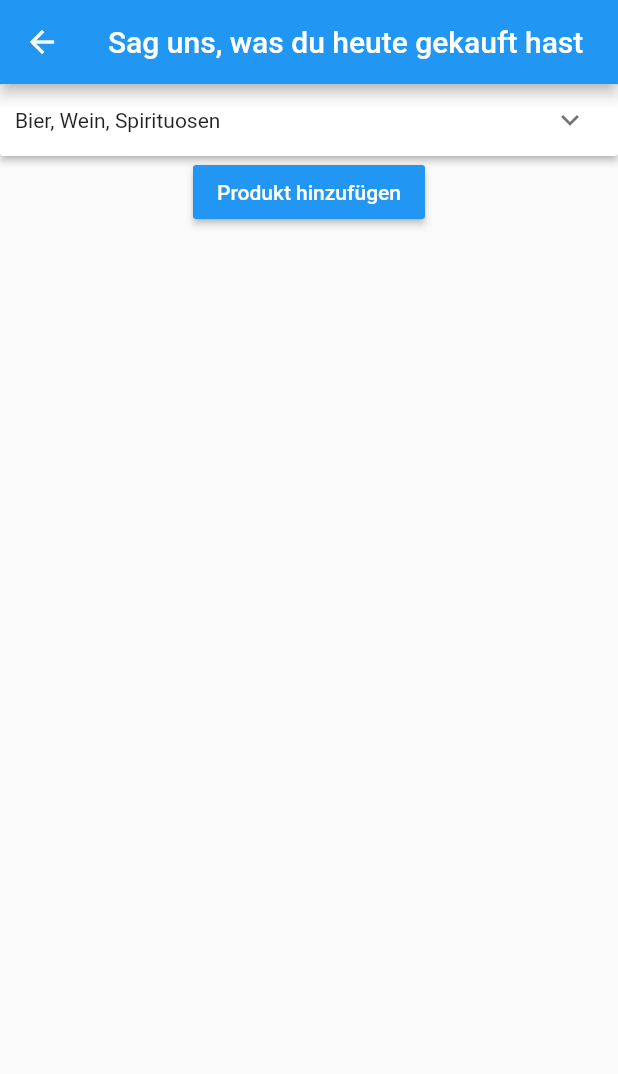
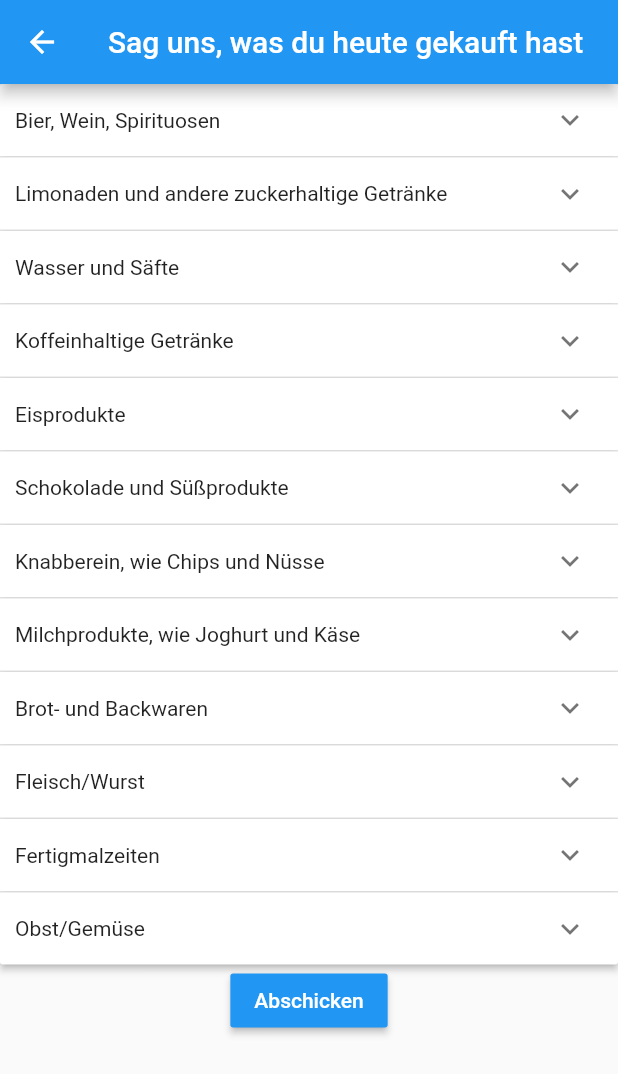
Before and after one commit to BoonRmaschine/geschmackssache, a Flutter app: the Products screen opened directly, on a phone screen of 412 x 824 dp. Shown: the top 1074 px of the screen. Run offline on Flutter 3.47's test engine with Material 2 defaults, Android fonts, the phone set to English and light mode, and no system bars.

Commit message:
Added first UI prototype

```diff
--- a/app/lib/ProductList.dart
+++ b/app/lib/ProductList.dart
@@ -19,22 +19,31 @@ List<String> categoryList = [
   "Obst/Gemüse",
 ];
 
+List<String> moodList = [
+  "nicht gekauft",
+  "glücklich",
+  "traurig",
+  "gestresst",
+  "allgemein gut",
+  "verliebt",
+  "krank",
+  "müde/abgespannt",
+];
+
 class Product {
   bool isExpanded;
   String category;
-  int mood; //Rating from 0-10
+  String mood;
   Product(this.isExpanded, this.category, this.mood);
 }
 
 class ProductsState extends State<Products> {
-  List<Product> _products = <Product>[Product(false, categoryList[0], 5)];
+  List<Product> _products = categoryList.map((category){
+    return new Product(false, category, moodList[0]);
+  }).toList();
 
-  void _addProduct() {
-    List<Product> newProducts = this._products;
-    newProducts.add(Product(false, categoryList[0], 5));
-    setState(() {
-      this._products = newProducts;
-    });
+  void _send(){
+
   }
 
   @override
@@ -70,13 +79,23 @@ class ProductsState extends State<Products> {
                     children: <Widget>[
                       Column(
                         children: <Widget>[
-                          Text(product.mood.toString()),
-                          IconButton(
-                            icon: new Icon(Icons.delete),
-                            tooltip: 'Delete this item',
-                            onPressed: () { setState(() { }); },
-                          )
-
+                          Padding(
+                            padding: EdgeInsets.all(10.0),
+                            child: DropdownButton(
+                              items: moodList.map((mood) {
+                                return new DropdownMenuItem(
+                                  child: Text(mood),
+                                  value: mood,
+                                );
+                              }).toList(),
+                              onChanged: (newMood) {
+                                product.mood = newMood;
+                                setState(() {
+                                });
+                              },
+                              value: product.mood,
+                            ),
+                          ),
                         ],
                       )
                     ],
@@ -86,9 +105,9 @@ class ProductsState extends State<Products> {
             ),
             RaisedButton(
               color: Theme.of(context).primaryColor,
-              onPressed: _addProduct,
+              onPressed: this._send,
               child: Text(
-                "Produkt hinzufügen",
+                "Abschicken",
                 style: TextStyle(color: Colors.white),
               ),
             ),
```
